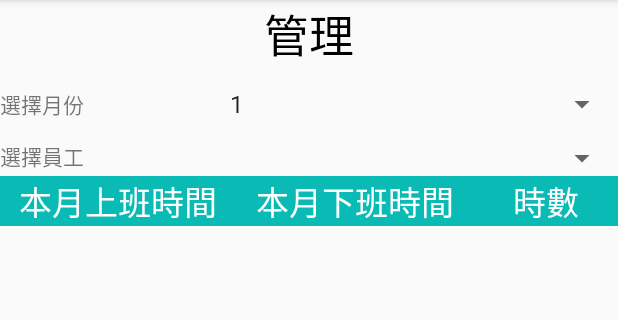
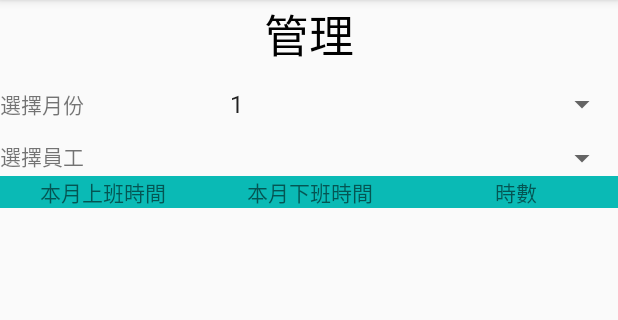
Before and after one commit to ProgramZheng/Android-Check, an Android app: the fragment manage shown on its own in the app's theme, on a phone screen of 412 x 824 dp, the part 84-404 px from its top. Run offline under Robolectric (Android 15) with nearby library versions, the phone set to English and light mode, and no system bars; 1 statement that could not run was skipped.

Commit message:
未排版

```diff
--- a/app/src/main/java/com/example/user/myapplication/get_member.java
+++ b/app/src/main/java/com/example/user/myapplication/get_member.java
@@ -3,6 +3,7 @@ package com.example.user.myapplication;
 import android.content.Context;
 import android.content.Intent;
 import android.os.AsyncTask;
+import android.view.Gravity;
 import android.view.View;
 import android.widget.AdapterView;
 import android.widget.ArrayAdapter;
@@ -10,6 +11,7 @@ import android.widget.EditText;
 import android.widget.LinearLayout;
 import android.widget.Spinner;
 import android.widget.TableLayout;
+import android.widget.TextView;
 import android.widget.Toast;
 
 import org.json.JSONArray;
@@ -82,6 +84,37 @@ public class get_member extends AsyncTask<String, Void, String> {
         list = new ArrayList<String>();
         id_list = new ArrayList<String>();
         month_list = new ArrayList<Integer>();
+        head_layout.setLayoutParams(new LinearLayout.LayoutParams(
+                LinearLayout.LayoutParams.MATCH_PARENT,
+                LinearLayout.LayoutParams.WRAP_CONTENT, 1
+        ));
+        /*標題*/
+        TextView head_work_on_time_textview = new TextView(context);
+        head_work_on_time_textview.setText("本月上班時間");
+        head_work_on_time_textview.setGravity(Gravity.CENTER);
+        head_work_on_time_textview.setLayoutParams(new LinearLayout.LayoutParams(
+                LinearLayout.LayoutParams.WRAP_CONTENT,
+                LinearLayout.LayoutParams.WRAP_CONTENT, 1
+        ));
+
+        TextView head_work_off_time_textview = new TextView(context);
+        head_work_off_time_textview.setText("本月下班時間");
+        head_work_off_time_textview.setGravity(Gravity.CENTER);
+        head_work_off_time_textview.setLayoutParams(new LinearLayout.LayoutParams(
+                LinearLayout.LayoutParams.WRAP_CONTENT,
+                LinearLayout.LayoutParams.WRAP_CONTENT, 1
+        ));
+
+        TextView head_work_time_textview = new TextView(context);
+        head_work_time_textview.setText("時數");
+        head_work_time_textview.setGravity(Gravity.CENTER);
+        head_work_time_textview.setLayoutParams(new LinearLayout.LayoutParams(
+                LinearLayout.LayoutParams.WRAP_CONTENT,
+                LinearLayout.LayoutParams.WRAP_CONTENT, 2
+        ));
+        head_layout.addView(head_work_on_time_textview);
+        head_layout.addView(head_work_off_time_textview);
+        head_layout.addView(head_work_time_textview);
         try {
             JSONObject jsonObject = new JSONObject(result);
             JSONArray member = new JSONArray(jsonObject.getString("member"));
--- a/app/src/main/java/com/example/user/myapplication/get_member_data.java
+++ b/app/src/main/java/com/example/user/myapplication/get_member_data.java
@@ -79,9 +79,6 @@ public class get_member_data extends AsyncTask<String, Void, String> {
         try {
             JSONObject jsonObject = new JSONObject(result);
             JSONArray now_month_data = new JSONArray(jsonObject.getString("now_month_data"));
-
-
-
 //            Toast.makeText(context,jsonObject.getString("now_month_data").length(),Toast.LENGTH_SHORT).show();
             if(now_month_data.length()>0) {
                 member_data_layout.removeAllViews();
--- a/app/src/main/res/layout/manage.xml
+++ b/app/src/main/res/layout/manage.xml
@@ -81,36 +81,6 @@
                 android:background="#0abab5"
                 android:orientation="horizontal">
 
-                <TextView
-                    android:layout_width="wrap_content"
-                    android:layout_height="wrap_content"
-                    android:layout_weight="1"
-                    android:background="#0abab5"
-                    android:gravity="center"
-                    android:text="本月上班時間"
-                    android:textColor="@android:color/white"
-                    android:textSize="22sp" />
-
-                <TextView
-                    android:layout_width="wrap_content"
-                    android:layout_height="wrap_content"
-                    android:layout_weight="1"
-                    android:background="#0abab5"
-                    android:gravity="center"
-                    android:text="本月下班時間"
-                    android:textColor="@android:color/white"
-                    android:textSize="22sp" />
-
-                <TextView
-                    android:layout_width="wrap_content"
-                    android:layout_height="wrap_content"
-                    android:layout_weight="2"
-                    android:background="#0abab5"
-                    android:gravity="center"
-                    android:text="時數"
-                    android:textColor="@android:color/white"
-                    android:textSize="22sp" />
-
             </LinearLayout>
 
 
```
